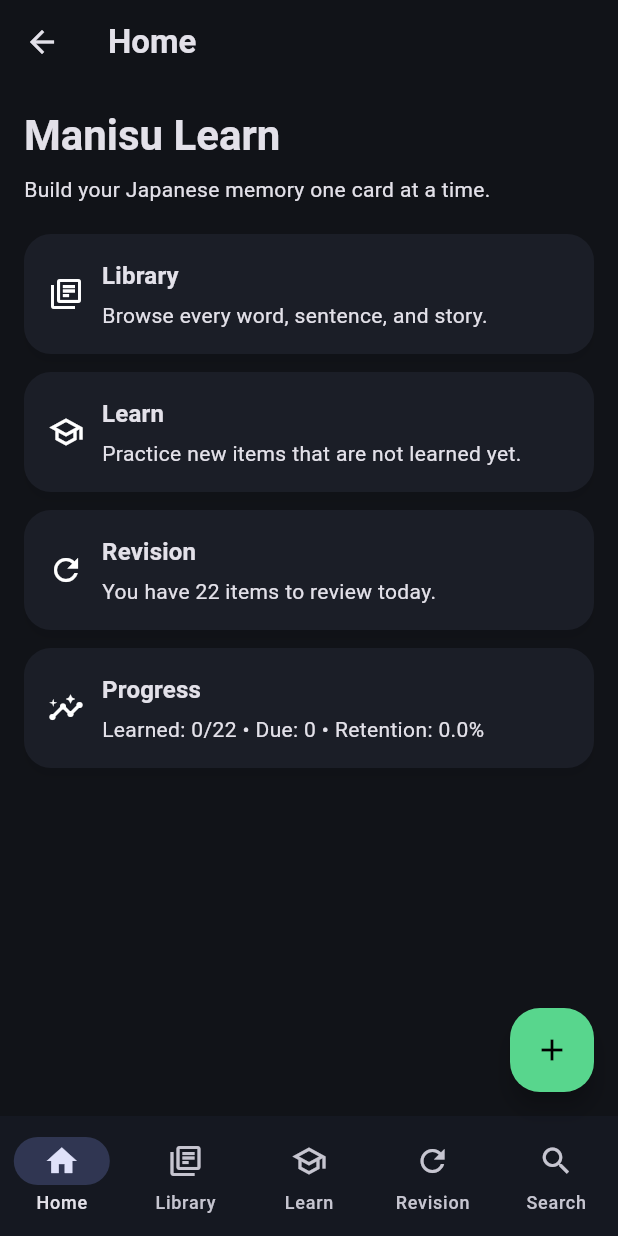
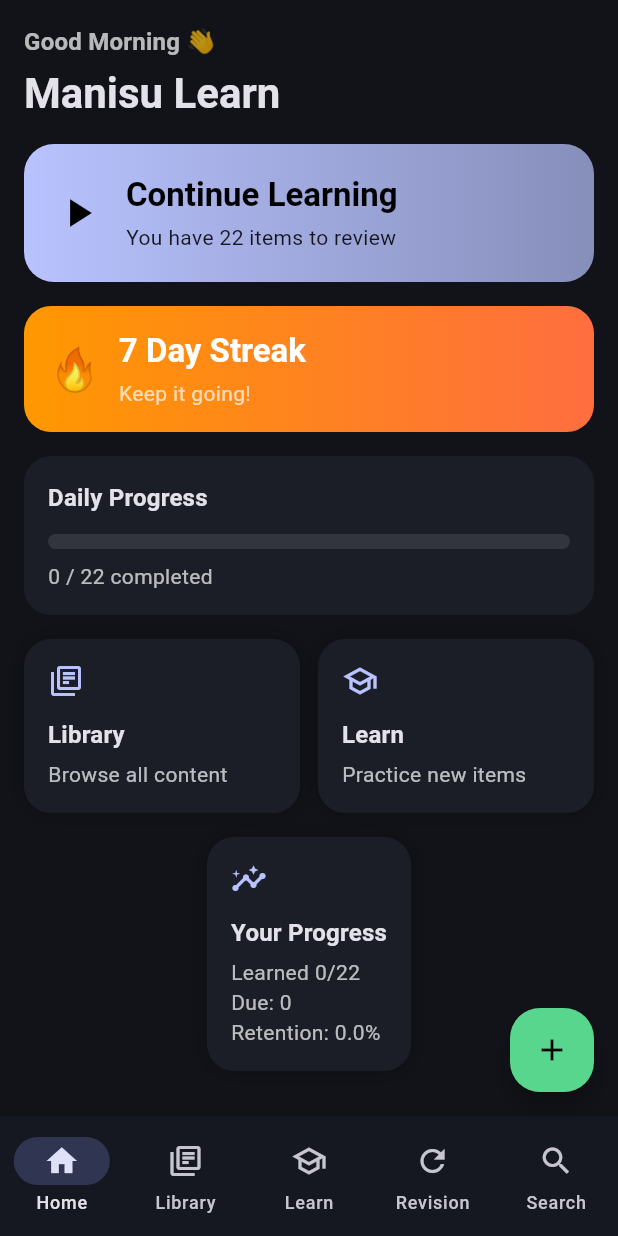
Before and after one commit to Manishkumar62/ManisuLearn---Japanese-Learning-App, a Flutter app: the screen it shows after launch, on a phone screen of 412 x 824 dp. Run offline on Flutter 3.47's test engine with Material 3 defaults, Android fonts, the phone set to English and light mode, and no system bars; our stand-ins replace equatable, flutter_bloc, hive, hive_flutter; accounts and stored records are empty.

Commit message:
navigation + home changes

```diff
--- a/lib/core/navigation/app_shell.dart
+++ b/lib/core/navigation/app_shell.dart
@@ -56,7 +56,7 @@ class _AppShellState extends State<AppShell> {
       return false;
     }
 
-    return false;
+    return true;
   }
 
   Future<void> _openAddDataPage() async {
--- a/lib/core/services/analytics_service.dart
+++ b/lib/core/services/analytics_service.dart
@@ -7,21 +7,43 @@ class AnalyticsService {
 
     final totalItems = items.length;
 
-    final learnedItems =
-        items.where((e) => e.isLearned).length;
+    final learnedItems = items.where((e) => e.isLearned).length;
 
-    final dueToday =
-        items.where((e) => e.nextReview.isBefore(now)).length;
+    final dueToday = items.where((e) => e.nextReview.isBefore(now)).length;
 
-    final totalReviews =
-        items.fold<int>(0, (sum, e) => sum + e.repetitions);
+    final totalReviews = items.fold<int>(0, (sum, e) => sum + e.repetitions);
 
-    final correctReviews =
-        items.where((e) => e.repetitions > 0).length;
+    final correctReviews = items.where((e) => e.repetitions > 0).length;
 
     final double retentionRate = totalReviews == 0
         ? 0
         : (correctReviews / totalReviews) * 100;
+
+    final List<String> insights = [];
+
+    // 🔹 Weak items (low repetitions)
+    final weakItems = items
+        .where((e) => e.isLearned && e.repetitions <= 2)
+        .length;
+
+    if (weakItems >= 5) {
+      insights.add('You have many weak items. Revise them.');
+    }
+
+    // 🔹 Overdue items
+    if (dueToday >= 10) {
+      insights.add('You have many pending reviews. Stay consistent.');
+    }
+
+    // 🔹 Good retention
+    if (learnedItems > 0 && retentionRate >= 80) {
+      insights.add('Great job! Your retention is strong.');
+    }
+
+    // 🔹 Low retention
+    if (learnedItems > 0 && retentionRate < 50) {
+      insights.add('Your retention is low. Try revising more frequently.');
+    }
 
     return AnalyticsData(
       totalItems: totalItems,
@@ -30,6 +52,7 @@ class AnalyticsService {
       totalReviews: totalReviews,
       correctReviews: correctReviews,
       retentionRate: retentionRate,
+      insights: insights,
     );
   }
 }
--- a/lib/domain/models/analytics_data.dart
+++ b/lib/domain/models/analytics_data.dart
@@ -5,6 +5,7 @@ class AnalyticsData {
   final int totalReviews;
   final int correctReviews;
   final double retentionRate;
+  final List<String> insights;
 
   AnalyticsData({
     required this.totalItems,
@@ -13,5 +14,6 @@ class AnalyticsData {
     required this.totalReviews,
     required this.correctReviews,
     required this.retentionRate,
+    required this.insights,
   });
 }
--- a/lib/features/home/presentation/pages/home_page.dart
+++ b/lib/features/home/presentation/pages/home_page.dart
@@ -1,9 +1,17 @@
 import 'package:flutter/material.dart';
 import 'package:flutter_bloc/flutter_bloc.dart';
-import 'package:manisulearn/features/home/presentation/bloc/analytics_bloc.dart';
-import 'package:manisulearn/features/home/presentation/bloc/analytics_state.dart';
 
+import '../bloc/analytics_bloc.dart';
+import '../bloc/analytics_state.dart';
 import '../../../revision/presentation/bloc/review_queue_bloc.dart';
+
+import '../widgets/home_header.dart';
+import '../widgets/primary_card.dart';
+import '../widgets/modern_card.dart';
+import '../widgets/analytics_card.dart';
+import '../widgets/streak_card.dart';
+import '../widgets/progress_bar_card.dart';
+import '../widgets/animated_card.dart';
 
 class HomePage extends StatefulWidget {
   const HomePage({super.key});
@@ -22,116 +30,139 @@ class _HomePageState extends State<HomePage> {
   @override
   Widget build(BuildContext context) {
     return Scaffold(
-      appBar: AppBar(title: const Text('Home')),
-      body: ListView(
-        padding: const EdgeInsets.all(16),
-        children: <Widget>[
-          Text(
-            'Manisu Learn',
-            style: Theme.of(context).textTheme.headlineMedium,
+      body: SafeArea(
+        child: CustomScrollView(
+          slivers: [
+            /// 🔹 HEADER
+            const SliverToBoxAdapter(
+              child: Padding(
+                padding: EdgeInsets.all(16),
+                child: HomeHeader(),
               ),
-          const SizedBox(height: 8),
-          const Text('Build your Japanese memory one card at a time.'),
-          const SizedBox(height: 20),
-          const _HomeCard(
-            icon: Icons.library_books_outlined,
-            title: 'Library',
-            body: 'Browse every word, sentence, and story.',
             ),
-          const SizedBox(height: 12),
-          const _HomeCard(
-            icon: Icons.school_outlined,
-            title: 'Learn',
-            body: 'Practice new items that are not learned yet.',
+
+            /// 🔥 PRIMARY CTA
+            SliverToBoxAdapter(
+              child: Padding(
+                padding: const EdgeInsets.symmetric(horizontal: 16),
+                child: BlocBuilder<ReviewQueueBloc, ReviewQueueState>(
+                  builder: (context, state) {
+                    final dueText = _reviewQueueMessage(state);
+
+                    return AnimatedCardWrapper(
+                      onTap: () {
+                        // TODO: Navigate to review screen
+                      },
+                      child: PrimaryCard(
+                        title: "Continue Learning",
+                        subtitle: dueText,
+                        icon: Icons.play_arrow,
                       ),
-          const SizedBox(height: 12),
-          BlocBuilder<ReviewQueueBloc, ReviewQueueState>(
-            builder: (BuildContext context, ReviewQueueState state) {
-              return _HomeCard(
-                icon: Icons.refresh_outlined,
-                title: 'Revision',
-                body: _reviewQueueMessage(state),
                     );
                   },
                 ),
-          const SizedBox(height: 12),
+              ),
+            ),
 
+            /// 🔹 MAIN CONTENT
+            SliverToBoxAdapter(
+              child: Padding(
+                padding: const EdgeInsets.all(16),
+                child: Column(
+                  children: [
+                    /// 🔥 STREAK
+                    const AnimatedCardWrapper(
+                      child: StreakCard(
+                        streakDays: 7, // TODO: connect real data
+                      ),
+                    ),
+
+                    const SizedBox(height: 16),
+
+                    /// 📊 PROGRESS BAR
+                    BlocBuilder<AnalyticsBloc, AnalyticsState>(
+                      builder: (context, state) {
+                        if (state is AnalyticsLoaded) {
+                          return AnimatedCardWrapper(
+                            child: ProgressBarCard(
+                              learned: state.data.learnedItems,
+                              total: state.data.totalItems,
+                            ),
+                          );
+                        }
+
+                        return const SizedBox();
+                      },
+                    ),
+
+                    const SizedBox(height: 16),
+
+                    /// 📚 LIBRARY + LEARN
+                    Row(
+                      children: [
+                        Expanded(
+                          child: AnimatedCardWrapper(
+                            child: ModernCard(
+                              icon: Icons.library_books_outlined,
+                              title: "Library",
+                              body: "Browse all content",
+                              onTap: () {
+                                // TODO: Navigate
+                              },
+                            ),
+                          ),
+                        ),
+                        const SizedBox(width: 12),
+                        Expanded(
+                          child: AnimatedCardWrapper(
+                            child: ModernCard(
+                              icon: Icons.school_outlined,
+                              title: "Learn",
+                              body: "Practice new items",
+                              onTap: () {
+                                // TODO: Navigate
+                              },
+                            ),
+                          ),
+                        ),
+                      ],
+                    ),
+
+                    const SizedBox(height: 16),
+
+                    /// 📊 ANALYTICS
                     BlocBuilder<AnalyticsBloc, AnalyticsState>(
                       builder: (context, state) {
                         if (state is AnalyticsLoaded) {
                           final data = state.data;
 
-                return _HomeCard(
-                  icon: Icons.insights_outlined,
-                  title: 'Progress',
-                  body:
-                      'Learned: ${data.learnedItems}/${data.totalItems} • '
-                      'Due: ${data.dueToday} • '
-                      'Retention: ${data.retentionRate.toStringAsFixed(1)}%',
+                          return AnimatedCardWrapper(
+                            child: AnalyticsCard(
+                              learned: data.learnedItems,
+                              total: data.totalItems,
+                              due: data.dueToday,
+                              retention: data.retentionRate,
+                            ),
                           );
                         }
 
                         if (state is AnalyticsError) {
-                return const _HomeCard(
+                          return const ModernCard(
                             icon: Icons.error_outline,
-                  title: 'Progress',
-                  body: 'Could not load progress data.',
+                            title: "Progress",
+                            body: "Failed to load analytics",
                           );
                         }
 
-              return const _HomeCard(
+                        return const ModernCard(
                           icon: Icons.insights_outlined,
-                title: 'Progress',
-                body: 'Calculating your learning progress...',
+                          title: "Progress",
+                          body: "Loading analytics...",
                         );
                       },
                     ),
                   ],
                 ),
-    );
-  }
-
-  String _reviewQueueMessage(ReviewQueueState state) {
-    return switch (state) {
-      ReviewQueueLoading() => 'Checking today\'s review queue.',
-      DueItemsLoaded(:final dueCount) =>
-        dueCount == 1
-            ? 'You have 1 item to review today.'
-            : 'You have $dueCount items to review today.',
-      ReviewQueueError() => 'Could not load today\'s review count.',
-      ReviewQueueState() => 'Review learned items by priority.',
-    };
-  }
-}
-
-class _HomeCard extends StatelessWidget {
-  const _HomeCard({
-    required this.icon,
-    required this.title,
-    required this.body,
-  });
-
-  final IconData icon;
-  final String title;
-  final String body;
-
-  @override
-  Widget build(BuildContext context) {
-    return Card(
-      child: Padding(
-        padding: const EdgeInsets.all(16),
-        child: Row(
-          children: <Widget>[
-            Icon(icon),
-            const SizedBox(width: 12),
-            Expanded(
-              child: Column(
-                crossAxisAlignment: CrossAxisAlignment.start,
-                children: <Widget>[
-                  Text(title, style: Theme.of(context).textTheme.titleMedium),
-                  const SizedBox(height: 4),
-                  Text(body),
-                ],
               ),
             ),
           ],
@@ -139,4 +170,18 @@ class _HomeCard extends StatelessWidget {
       ),
     );
   }
+
+  String _reviewQueueMessage(ReviewQueueState state) {
+    return switch (state) {
+      ReviewQueueLoading() => 'Checking today\'s review queue...',
+      DueItemsLoaded(:final dueCount) =>
+        dueCount == 0
+            ? 'You are all caught up 🎉'
+            : dueCount == 1
+                ? 'You have 1 item to review'
+                : 'You have $dueCount items to review',
+      ReviewQueueError() => 'Could not load review data',
+      _ => 'Review your learned items',
+    };
   }
+}
--- /dev/null
+++ b/lib/features/home/presentation/widgets/analytics_card.dart
@@ -0,0 +1,27 @@
+import 'package:flutter/material.dart';
+import 'modern_card.dart';
+
+class AnalyticsCard extends StatelessWidget {
+  final int learned;
+  final int total;
+  final int due;
+  final double retention;
+
+  const AnalyticsCard({
+    super.key,
+    required this.learned,
+    required this.total,
+    required this.due,
+    required this.retention,
+  });
+
+  @override
+  Widget build(BuildContext context) {
+    return ModernCard(
+      icon: Icons.insights_outlined,
+      title: "Your Progress",
+      body:
+          "Learned $learned/$total\nDue: $due\nRetention: ${retention.toStringAsFixed(1)}%",
+    );
+  }
+}
--- /dev/null
+++ b/lib/features/home/presentation/widgets/animated_card.dart
@@ -0,0 +1,38 @@
+import 'package:flutter/material.dart';
+
+class AnimatedCardWrapper extends StatefulWidget {
+  final Widget child;
+  final VoidCallback? onTap;
+
+  const AnimatedCardWrapper({
+    super.key,
+    required this.child,
+    this.onTap,
+  });
+
+  @override
+  State<AnimatedCardWrapper> createState() => _AnimatedCardWrapperState();
+}
+
+class _AnimatedCardWrapperState extends State<AnimatedCardWrapper> {
+  double scale = 1.0;
+
+  void _onTapDown(_) => setState(() => scale = 0.96);
+  void _onTapUp(_) => setState(() => scale = 1.0);
+  void _onTapCancel() => setState(() => scale = 1.0);
+
+  @override
+  Widget build(BuildContext context) {
+    return GestureDetector(
+      onTap: widget.onTap,
+      onTapDown: _onTapDown,
+      onTapUp: _onTapUp,
+      onTapCancel: _onTapCancel,
+      child: AnimatedScale(
+        scale: scale,
+        duration: const Duration(milliseconds: 120),
+        child: widget.child,
+      ),
+    );
+  }
+}
--- /dev/null
+++ b/lib/features/home/presentation/widgets/home_header.dart
@@ -0,0 +1,31 @@
+import 'package:flutter/material.dart';
+
+class HomeHeader extends StatelessWidget {
+  const HomeHeader({super.key});
+
+  @override
+  Widget build(BuildContext context) {
+    final theme = Theme.of(context);
+
+    final hour = DateTime.now().hour;
+    final greeting =
+        hour < 12 ? "Good Morning 👋" : hour < 18 ? "Good Afternoon 👋" : "Good Evening 👋";
+
+    return Column(
+      crossAxisAlignment: CrossAxisAlignment.start,
+      children: [
+        Text(
+          greeting,
+          style: theme.textTheme.titleMedium?.copyWith(
+            color: Colors.white70,
+          ),
+        ),
+        const SizedBox(height: 4),
+        Text(
+          "Manisu Learn",
+          style: theme.textTheme.headlineMedium,
+        ),
+      ],
+    );
+  }
+}
--- /dev/null
+++ b/lib/features/home/presentation/widgets/modern_card.dart
@@ -0,0 +1,56 @@
+import 'package:flutter/material.dart';
+
+class ModernCard extends StatelessWidget {
+  final IconData icon;
+  final String title;
+  final String body;
+  final VoidCallback? onTap;
+
+  const ModernCard({
+    super.key,
+    required this.icon,
+    required this.title,
+    required this.body,
+    this.onTap,
+  });
+
+  @override
+  Widget build(BuildContext context) {
+    final theme = Theme.of(context);
+
+    return GestureDetector(
+      onTap: onTap,
+      child: Container(
+        padding: const EdgeInsets.all(16),
+        decoration: BoxDecoration(
+          color: theme.cardTheme.color, // ✅ DARK MODE FIX
+          borderRadius: BorderRadius.circular(18),
+          boxShadow: [
+            BoxShadow(
+              blurRadius: 12,
+              color: Colors.black.withValues(alpha: 0.25),
+            ),
+          ],
+        ),
+        child: Column(
+          crossAxisAlignment: CrossAxisAlignment.start,
+          children: [
+            Icon(icon, color: theme.colorScheme.primary),
+            const SizedBox(height: 12),
+            Text(
+              title,
+              style: theme.textTheme.titleMedium,
+            ),
+            const SizedBox(height: 4),
+            Text(
+              body,
+              style: theme.textTheme.bodyMedium?.copyWith(
+                color: Colors.white70,
+              ),
+            ),
+          ],
+        ),
+      ),
+    );
+  }
+}
--- /dev/null
+++ b/lib/features/home/presentation/widgets/primary_card.dart
@@ -0,0 +1,61 @@
+import 'package:flutter/material.dart';
+
+class PrimaryCard extends StatelessWidget {
+  final String title;
+  final String subtitle;
+  final IconData icon;
+  final VoidCallback? onTap;
+
+  const PrimaryCard({
+    super.key,
+    required this.title,
+    required this.subtitle,
+    required this.icon,
+    this.onTap,
+  });
+
+  @override
+  Widget build(BuildContext context) {
+    final theme = Theme.of(context);
+
+    return GestureDetector(
+      onTap: onTap,
+      child: Container(
+        padding: const EdgeInsets.all(20),
+        decoration: BoxDecoration(
+          borderRadius: BorderRadius.circular(20),
+          gradient: LinearGradient(
+            colors: [
+              theme.colorScheme.primary,
+              theme.colorScheme.primary.withValues(alpha: 0.7),
+            ],
+          ),
+        ),
+        child: Row(
+          children: [
+            Icon(icon, color: Colors.black, size: 32),
+            const SizedBox(width: 16),
+            Expanded(
+              child: Column(
+                crossAxisAlignment: CrossAxisAlignment.start,
+                children: [
+                  Text(
+                    title,
+                    style: theme.textTheme.titleLarge?.copyWith(
+                      color: Colors.black,
+                    ),
+                  ),
+                  const SizedBox(height: 4),
+                  Text(
+                    subtitle,
+                    style: const TextStyle(color: Colors.black87),
+                  ),
+                ],
+              ),
+            ),
+          ],
+        ),
+      ),
+    );
+  }
+}
--- /dev/null
+++ b/lib/features/home/presentation/widgets/progress_bar_card.dart
@@ -0,0 +1,56 @@
+import 'package:flutter/material.dart';
+
+class ProgressBarCard extends StatelessWidget {
+  final int learned;
+  final int total;
+
+  const ProgressBarCard({
+    super.key,
+    required this.learned,
+    required this.total,
+  });
+
+  @override
+  Widget build(BuildContext context) {
+    final theme = Theme.of(context);
+    final progress = total == 0 ? 0.0 : learned / total;
+
+    return Container(
+      padding: const EdgeInsets.all(16),
+      decoration: BoxDecoration(
+        color: theme.cardTheme.color,
+        borderRadius: BorderRadius.circular(18),
+      ),
+      child: Column(
+        crossAxisAlignment: CrossAxisAlignment.start,
+        children: [
+          Text("Daily Progress", style: theme.textTheme.titleMedium),
+          const SizedBox(height: 12),
+
+          /// Animated Progress
+          TweenAnimationBuilder<double>(
+            tween: Tween(begin: 0, end: progress),
+            duration: const Duration(milliseconds: 800),
+            builder: (context, value, _) {
+              return ClipRRect(
+                borderRadius: BorderRadius.circular(12),
+                child: LinearProgressIndicator(
+                  value: value,
+                  minHeight: 10,
+                  backgroundColor: Colors.white10,
+                  valueColor: AlwaysStoppedAnimation(
+                    theme.colorScheme.secondary,
+                  ),
+                ),
+              );
+            },
+          ),
+
+          const SizedBox(height: 8),
+          Text("$learned / $total completed",
+              style: const TextStyle(color: Colors.white70)),
+        ],
+      ),
+    );
+  }
+}
--- /dev/null
+++ b/lib/features/home/presentation/widgets/streak_card.dart
@@ -0,0 +1,47 @@
+import 'package:flutter/material.dart';
+
+class StreakCard extends StatelessWidget {
+  final int streakDays;
+
+  const StreakCard({super.key, required this.streakDays});
+
+  @override
+  Widget build(BuildContext context) {
+    final theme = Theme.of(context);
+
+    return Container(
+      padding: const EdgeInsets.all(16),
+      decoration: BoxDecoration(
+        borderRadius: BorderRadius.circular(18),
+        gradient: LinearGradient(
+          colors: [
+            Colors.orange,
+            Colors.deepOrangeAccent,
+          ],
+        ),
+      ),
+      child: Row(
+        children: [
+          const Text("🔥", style: TextStyle(fontSize: 28)),
+          const SizedBox(width: 12),
+          Column(
+            crossAxisAlignment: CrossAxisAlignment.start,
+            children: [
+              Text(
+                "$streakDays Day Streak",
+                style: theme.textTheme.titleLarge?.copyWith(
+                  color: Colors.white,
+                ),
+              ),
+              const SizedBox(height: 4),
+              const Text(
+                "Keep it going!",
+                style: TextStyle(color: Colors.white70),
+              ),
+            ],
+          ),
+        ],
+      ),
+    );
+  }
+}
--- a/lib/features/learn/presentation/pages/learn_page.dart
+++ b/lib/features/learn/presentation/pages/learn_page.dart
@@ -22,7 +22,7 @@ class _LearnPageState extends State<LearnPage> {
   @override
   Widget build(BuildContext context) {
     return Scaffold(
-      appBar: AppBar(title: const Text('Learn')),
+      appBar: AppBar(title: const Text('Learn'), automaticallyImplyLeading: false),
       body: SafeArea(
         child: BlocBuilder<LearnBloc, LearnState>(
           builder: (BuildContext context, LearnState state) {
--- a/lib/features/library/presentation/pages/library_page.dart
+++ b/lib/features/library/presentation/pages/library_page.dart
@@ -44,7 +44,7 @@ class _LibraryPageState extends State<LibraryPage> {
   @override
   Widget build(BuildContext context) {
     return Scaffold(
-      appBar: AppBar(title: const Text('Library')),
+      appBar: AppBar(title: const Text('Library'), automaticallyImplyLeading: false),
       body: SafeArea(
         child: Column(
           children: <Widget>[
--- a/lib/features/revision/presentation/pages/revision_page.dart
+++ b/lib/features/revision/presentation/pages/revision_page.dart
@@ -24,6 +24,7 @@ class _RevisionPageState extends State<RevisionPage> {
     return Scaffold(
       appBar: AppBar(
         title: const Text('Revision'),
+        automaticallyImplyLeading: false,
         actions: [
           IconButton(
             icon: const Icon(Icons.auto_awesome),
--- a/lib/features/search/presentation/pages/search_page.dart
+++ b/lib/features/search/presentation/pages/search_page.dart
@@ -27,7 +27,7 @@ class _SearchPageState extends State<SearchPage> {
   @override
   Widget build(BuildContext context) {
     return Scaffold(
-      appBar: AppBar(title: const Text('Search')),
+      appBar: AppBar(title: const Text('Search'), automaticallyImplyLeading: false),
       body: SafeArea(
         child: Column(
           children: <Widget>[
```
Lines whose indentation alone changed are shown as unchanged.
